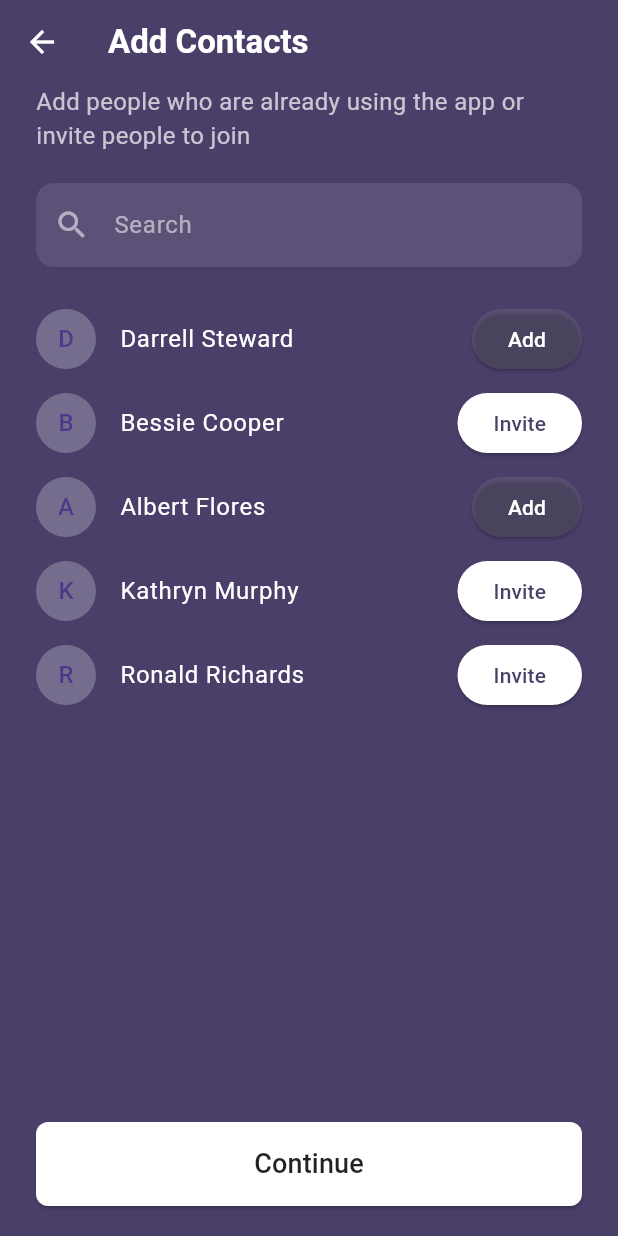
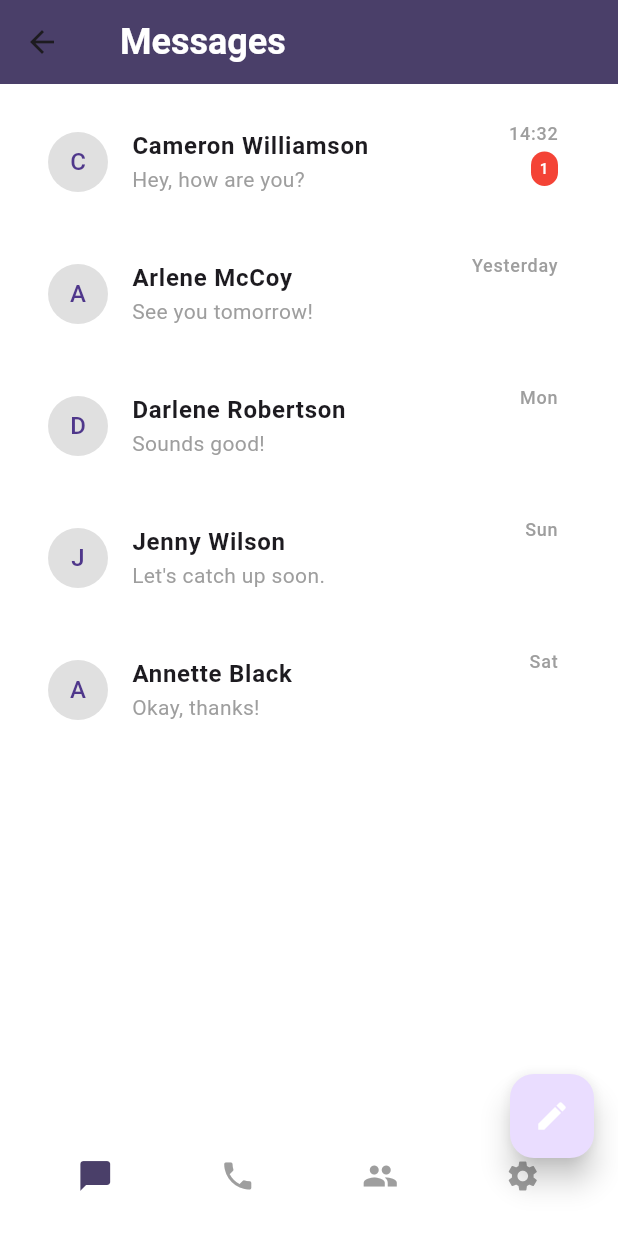
Before and after one commit to Modather22222/messaging_app, a Flutter app: the AddContactsScreen screen opened by its route, after a tap on "Continue", on a phone screen of 412 x 824 dp. Run offline on Flutter 3.47's test engine with Material 3 defaults, Android fonts, the phone set to English and light mode, and no system bars; our stand-ins replace country_code_picker, pinput.

Commit message:
building the three screen at one go🤣🤣, the mesaages , calls and chat screens 💖🔥🔥🔥

```diff
--- a/lib/screens/add_contacts_screen.dart
+++ b/lib/screens/add_contacts_screen.dart
@@ -1,5 +1,6 @@
 import 'package:flutter/material.dart';
 import 'package:messaging_app/models/contact_model.dart';
+import 'package:messaging_app/utils/app_routes.dart';
 
 class AddContactsScreen extends StatelessWidget {
   AddContactsScreen({super.key});
@@ -92,7 +93,7 @@ class AddContactsScreen extends StatelessWidget {
                   width: double.infinity,
                   child: ElevatedButton(
                     onPressed: () {
-                      // TODO: Handle Continue
+                      Navigator.pushNamed(context, AppRoutes.messages);
                     },
                     style: ElevatedButton.styleFrom(
                       backgroundColor: Colors.white,
--- /dev/null
+++ b/lib/screens/messages_screen.dart
@@ -0,0 +1,211 @@
+import 'package:flutter/material.dart';
+import 'package:messaging_app/utils/app_routes.dart';
+
+class MessageThread {
+  final String name;
+  final String message;
+  final String time;
+  final String imageUrl;
+  final bool hasUnread;
+
+  MessageThread({
+    required this.name,
+    required this.message,
+    required this.time,
+    required this.imageUrl,
+    this.hasUnread = false,
+  });
+}
+
+class MessagesScreen extends StatefulWidget {
+  const MessagesScreen({super.key});
+
+  @override
+  State<MessagesScreen> createState() => _MessagesScreenState();
+}
+
+class _MessagesScreenState extends State<MessagesScreen> {
+  final List<MessageThread> messageThreads = [
+    MessageThread(
+      name: 'Cameron Williamson',
+      message: 'Hey, how are you?',
+      time: '14:32',
+      imageUrl: '',
+      hasUnread: true,
+    ),
+    MessageThread(
+      name: 'Arlene McCoy',
+      message: 'See you tomorrow!',
+      time: 'Yesterday',
+      imageUrl: '',
+    ),
+    MessageThread(
+      name: 'Darlene Robertson',
+      message: 'Sounds good!',
+      time: 'Mon',
+      imageUrl: '',
+    ),
+    MessageThread(
+      name: 'Jenny Wilson',
+      message: "Let's catch up soon.",
+      time: 'Sun',
+      imageUrl: '',
+    ),
+    MessageThread(
+      name: 'Annette Black',
+      message: 'Okay, thanks!',
+      time: 'Sat',
+      imageUrl: '',
+    ),
+  ];
+
+  @override
+  Widget build(BuildContext context) {
+    return Scaffold(
+      backgroundColor: Colors.white,
+      appBar: AppBar(
+        backgroundColor: const Color(0xFF4A3F69),
+        elevation: 0,
+        title: const Text(
+          'Messages',
+          style: TextStyle(
+            color: Colors.white,
+            fontSize: 24,
+            fontWeight: FontWeight.bold,
+          ),
+        ),
+        centerTitle:
+            false, // Align title to the left as per common messaging app UIs
+        titleSpacing: 24.0, // Add spacing to the title
+      ),
+      body: SafeArea(
+        child: Column(
+          children: [
+            Expanded(
+              child: ListView.builder(
+                padding: const EdgeInsets.symmetric(
+                  horizontal: 16.0,
+                  vertical: 8.0,
+                ), // Add padding to the list
+                itemCount: messageThreads.length,
+                itemBuilder: (context, index) {
+                  final thread = messageThreads[index];
+                  return Padding(
+                    padding: const EdgeInsets.symmetric(
+                      vertical: 8.0,
+                    ), // Add vertical padding between list items
+                    child: Builder(
+                      builder: (BuildContext innerContext) {
+                        return ListTile(
+                          leading: CircleAvatar(
+                            backgroundColor: Colors.grey[300],
+                            child: Text(thread.name[0]),
+                          ),
+                          title: Text(
+                            thread.name,
+                            style: const TextStyle(fontWeight: FontWeight.bold),
+                          ),
+                          subtitle: Text(
+                            thread.message,
+                            style: const TextStyle(color: Colors.grey),
+                          ),
+                          trailing: Column(
+                            crossAxisAlignment: CrossAxisAlignment.end,
+                            children: [
+                              Text(
+                                thread.time,
+                                style: const TextStyle(
+                                  fontSize: 12,
+                                  color: Colors.grey,
+                                ),
+                              ),
+                              if (thread.hasUnread)
+                                const SizedBox(
+                                  height: 4,
+                                ), // Spacing between time and badge
+                              if (thread.hasUnread)
+                                Container(
+                                  padding: const EdgeInsets.all(4),
+                                  decoration: BoxDecoration(
+                                    color: Colors.red,
+                                    borderRadius: BorderRadius.circular(10),
+                                  ),
+                                  constraints: const BoxConstraints(
+                                    minWidth: 18,
+                                    minHeight: 18,
+                                  ),
+                                  child: const Text(
+                                    '1',
+                                    style: TextStyle(
+                                      color: Colors.white,
+                                      fontSize: 10,
+                                    ),
+                                    textAlign: TextAlign.center,
+                                  ),
+                                ),
+                            ],
+                          ),
+                          onTap: () {
+                            Navigator.pushNamed(innerContext, AppRoutes.chat);
+                          },
+                        );
+                      },
+                    ),
+                  );
+                },
+              ),
+            ),
+          ],
+        ),
+      ),
+      bottomNavigationBar: BottomAppBar(
+        color: Colors.transparent, // Make BottomAppBar transparent
+        elevation: 0, // Remove elevation to avoid shadows
+        shape: const CircularNotchedRectangle(),
+        notchMargin: 16.0,
+        child: Container(
+          color: Colors.white, // Apply white background to the child container
+          child: Row(
+            mainAxisAlignment: MainAxisAlignment.spaceAround,
+            children: <Widget>[
+              IconButton(
+                icon: const Icon(Icons.chat_bubble, color: Color(0xFF4A3F69)),
+                onPressed: () {
+                  Navigator.pushNamedAndRemoveUntil(
+                    context,
+                    AppRoutes.messages,
+                    (route) => false,
+                  );
+                },
+              ),
+              IconButton(
+                icon: const Icon(Icons.phone, color: Colors.grey),
+                onPressed: () {
+                  Navigator.pushNamed(context, AppRoutes.calls);
+                },
+              ),
+              IconButton(
+                icon: const Icon(Icons.people, color: Colors.grey),
+                onPressed: () {
+                  // TODO: Navigate to Contacts
+                },
+              ),
+              IconButton(
+                icon: const Icon(Icons.settings, color: Colors.grey),
+                onPressed: () {},
+              ),
+            ],
+          ),
+        ),
+      ),
+      floatingActionButton: FloatingActionButton(
+        elevation: 8.0, // Added elevation to the FloatingActionButton
+        onPressed: () {
+          // TODO: Handle new message
+        },
+        child: const Icon(Icons.edit, color: Colors.white),
+      ),
+      floatingActionButtonLocation: FloatingActionButtonLocation.endDocked,
+    );
+  }
+}
--- a/lib/utils/app_routes.dart
+++ b/lib/utils/app_routes.dart
@@ -4,6 +4,9 @@ import 'package:messaging_app/screens/name_screen.dart';
 import 'package:messaging_app/screens/phone_screen.dart';
 import 'package:messaging_app/screens/verification_screen.dart';
 import 'package:messaging_app/screens/add_contacts_screen.dart';
+import 'package:messaging_app/screens/messages_screen.dart';
+import 'package:messaging_app/screens/calls_screen.dart';
+import 'package:messaging_app/screens/chat_screen.dart';
 
 class AppRoutes {
   static const String splash = '/';
@@ -11,6 +14,9 @@ class AppRoutes {
   static const String phone = '/phone';
   static const String verification = '/verification';
   static const String addContacts = '/add-contacts';
+  static const String messages = '/messages';
+  static const String calls = '/calls';
+  static const String chat = '/chat';
 
   static Route<dynamic> onGenerateRoute(RouteSettings settings) {
     switch (settings.name) {
@@ -24,6 +30,12 @@ class AppRoutes {
         return MaterialPageRoute(builder: (_) => const VerificationScreen());
       case addContacts:
         return MaterialPageRoute(builder: (_) => AddContactsScreen());
+      case messages:
+        return MaterialPageRoute(builder: (_) => const MessagesScreen());
+      case calls:
+        return MaterialPageRoute(builder: (_) => CallsScreen());
+      case chat:
+        return MaterialPageRoute(builder: (_) => ChatScreen());
       default:
         return MaterialPageRoute(builder: (_) => const SplashScreen());
     }
```
Also changed, not shown: lib/models/call_log_model.dart (added, +13 -0 lines), lib/screens/calls_screen.dart (added, +194 -0 lines), lib/screens/chat_screen.dart (added, +127 -0 lines).
